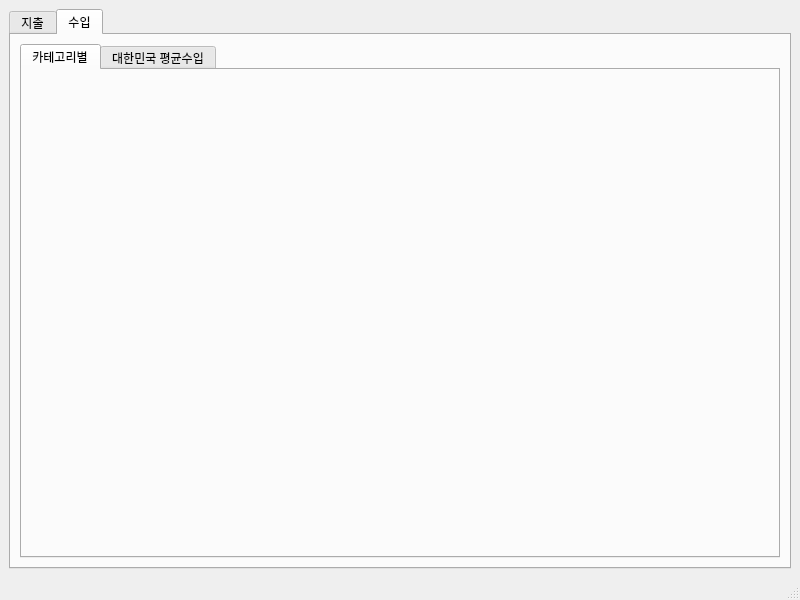
Firstcom1/dku_accounts_project, file comparisonST.ui: the form before one commit.
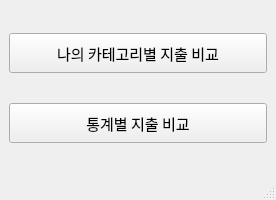
The form after the commit. The open tabs and pages were chosen to show the change.

```diff
--- a/comparisonST.ui
+++ b/comparisonST.ui
@@ -6,8 +6,8 @@
    <rect>
     <x>0</x>
     <y>0</y>
-    <width>800</width>
-    <height>600</height>
+    <width>276</width>
+    <height>200</height>
    </rect>
   </property>
   <property name="windowTitle">
@@ -16,48 +16,41 @@
   <widget class="QWidget" name="centralwidget">
    <layout class="QVBoxLayout" name="verticalLayout">
     <item>
-     <widget class="QTabWidget" name="TAB_cmpType">
-      <property name="currentIndex">
-       <number>0</number>
+     <widget class="QPushButton" name="BT_compMyCategory">
+      <property name="minimumSize">
+       <size>
+        <width>0</width>
+        <height>40</height>
+       </size>
       </property>
-      <widget class="QWidget" name="expenditure">
-       <attribute name="title">
-        <string>지출</string>
-       </attribute>
-       <layout class="QVBoxLayout" name="verticalLayout_2">
-        <item>
-         <widget class="QTabWidget" name="TAB_cmpExpWay">
-          <property name="currentIndex">
-           <number>-1</number>
-          </property>
-         </widget>
-        </item>
-       </layout>
-      </widget>
-      <widget class="QWidget" name="income">
-       <attribute name="title">
-        <string>수입</string>
-       </attribute>
-       <layout class="QVBoxLayout" name="verticalLayout_3">
-        <item>
-         <widget class="QTabWidget" name="TAB_cmpIncomWay">
-          <property name="currentIndex">
-           <number>0</number>
-          </property>
-          <widget class="QWidget" name="widget">
-           <attribute name="title">
-            <string>카테고리별</string>
-           </attribute>
-          </widget>
-          <widget class="QWidget" name="tab_3">
-           <attribute name="title">
-            <string>대한민국 평균수입</string>
-           </attribute>
-          </widget>
-         </widget>
-        </item>
-       </layout>
-      </widget>
+      <property name="font">
+       <font>
+        <family>Agency FB</family>
+        <pointsize>11</pointsize>
+       </font>
+      </property>
+      <property name="text">
+       <string>나의 카테고리별 지출 비교</string>
+      </property>
+     </widget>
+    </item>
+    <item>
+     <widget class="QPushButton" name="BT_compST">
+      <property name="minimumSize">
+       <size>
+        <width>0</width>
+        <height>40</height>
+       </size>
+      </property>
+      <property name="font">
+       <font>
+        <family>Agency FB</family>
+        <pointsize>11</pointsize>
+       </font>
+      </property>
+      <property name="text">
+       <string>통계별 지출 비교</string>
+      </property>
      </widget>
     </item>
    </layout>
```
Left out of the diff: 2 changed lines with no effect on the pictures.
